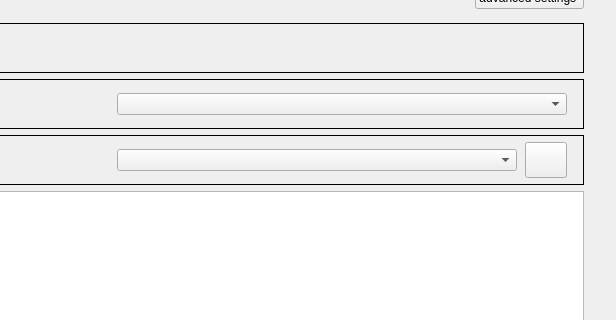
ukui/ukui-control-center, file plugins/account/userinfo/userinfo.ui: the form before one commit; both pictures show x 184 to 800 and y 378 to 698 of the 800 by 1124 pixel window.
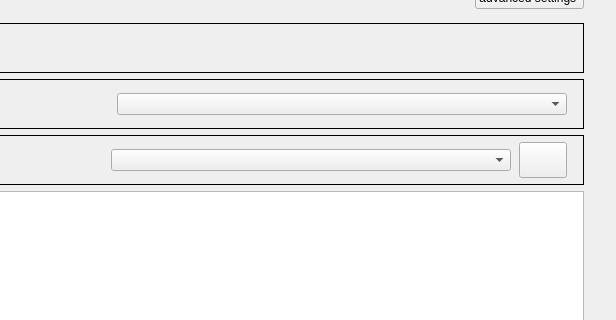
The form after the commit. Custom widgets are drawn as their Qt base class.

Commit message:
fix(Biometric): Biometric
    Description: Biometric

    Log:  【用例148064】【系统设置|账户】添加生物密码与设计图不一致且添加两条指纹显示顺序发生错位

Diff of the .ui file:
```diff
--- a/plugins/account/userinfo/userinfo.ui
+++ b/plugins/account/userinfo/userinfo.ui
@@ -929,13 +929,13 @@
             <widget class="QPushButton" name="biometricMoreBtn">
              <property name="minimumSize">
               <size>
-               <width>42</width>
+               <width>48</width>
                <height>36</height>
               </size>
              </property>
              <property name="maximumSize">
               <size>
-               <width>42</width>
+               <width>48</width>
                <height>36</height>
               </size>
              </property>
```
The commit also changes 1 other file.
